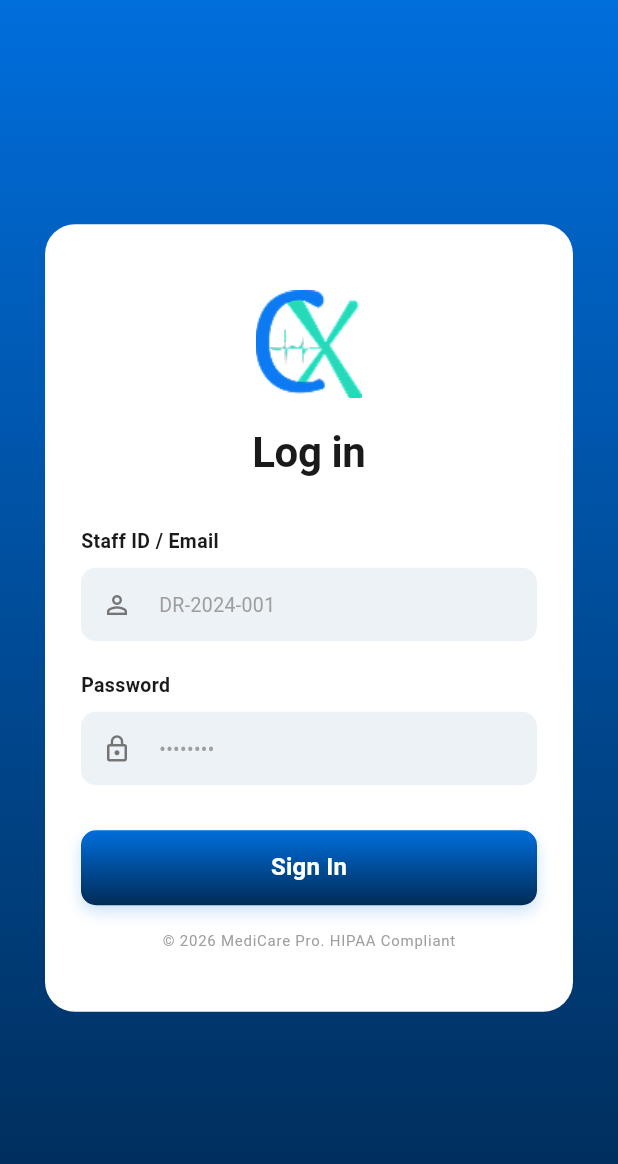
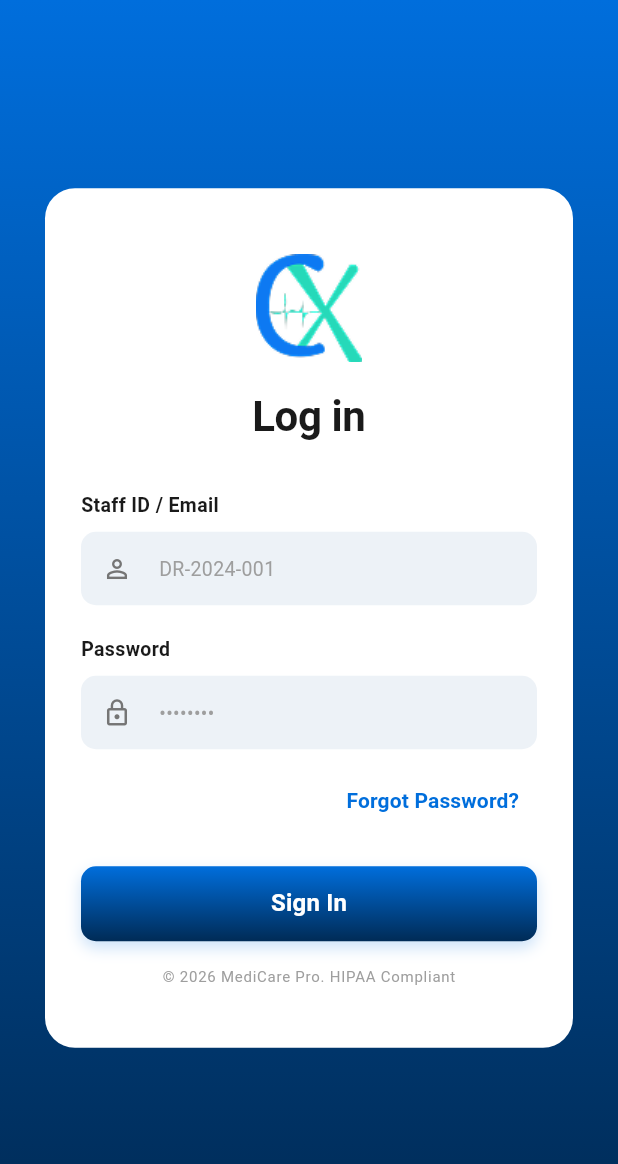
Before and after one commit to mumenabdelkader/cortexia, a Flutter app: the LoginScreen screen opened directly, on a phone screen of 412 x 824 dp. Shown: the top 1164 px of the screen. Run offline on Flutter 3.47's test engine with Material 3 defaults, Android fonts, the phone set to English and light mode, and no system bars; our stand-ins replace bloc, dio, flutter_bloc, flutter_screenutil, flutter_secure_storage, get_it and 2 more; accounts and stored records are empty; generated files the repository leaves out were written again.

Commit message:
Add forgot password functionality with API integration and UI updates

```diff
--- a/lib/core/routing/app_router.dart
+++ b/lib/core/routing/app_router.dart
@@ -2,6 +2,7 @@
 // Dependency Injection
 import 'package:flutter/material.dart';
 import '../../welcome_screens.dart';
+import 'package:cortexia/features/authentication/presentation/ui/forgot_password_screen.dart';
 import '../../features/patient/presentation/ui/clinical_notes_screen.dart';
 import '../../features/patient/presentation/ui/fluid_balance_screen.dart';
 import '../../features/patient/presentation/ui/lab_results_screen.dart';
@@ -17,6 +18,10 @@ class AppRouter {
         return MaterialPageRoute(
           builder:
               (_) => WelcomeScreen()
+        );
+      case Routes.forgotPasswordScreen:
+        return MaterialPageRoute(
+          builder: (_) => const ForgotPasswordScreen(),
         );
       case Routes.clinicalNotesScreen:
         return MaterialPageRoute(
--- a/lib/core/routing/routes.dart
+++ b/lib/core/routing/routes.dart
@@ -25,6 +25,7 @@ class Routes {
   static const String editAccountScreen =
       '/edit-Account'; // Edit Address screen
   static const String updatePasswordScreen = '/update-password';
+  static const String forgotPasswordScreen = '/forgot-password'; // Forgot password screen
   static const String offersManagementScreen = '/offers'; // Offers screen
   static const String productsManagementScreen =
       '/products-management'; // Products Management screen
--- a/lib/features/authentication/data/apis/auth_service.dart
+++ b/lib/features/authentication/data/apis/auth_service.dart
@@ -3,6 +3,8 @@ import 'package:retrofit/retrofit.dart';
 import 'package:cortexia/core/networking/api_constants.dart';
 import 'package:cortexia/features/authentication/data/models/login_request_model.dart';
 import 'package:cortexia/features/authentication/data/models/login_response_model.dart';
+import 'package:cortexia/features/authentication/data/models/forgot_password_request_body.dart';
+import 'package:cortexia/features/authentication/data/models/forgot_password_response_body.dart';
 
 part 'auth_service.g.dart';
 @RestApi(baseUrl: ApiConstants.baseUrl)
@@ -11,4 +13,8 @@ abstract class AuthService {
 
   @POST(ApiConstants.login)
   Future<LoginResponseModel> login(@Body() LoginRequestModel loginRequest);
+
+  @POST(ApiConstants.forgotPassword)
+  Future<ForgotPasswordResponseBody> forgotPassword(
+      @Body() ForgotPasswordRequestBody forgotPasswordRequestBody);
 }
--- a/lib/features/authentication/domain/repo/repo_interface.dart
+++ b/lib/features/authentication/domain/repo/repo_interface.dart
@@ -1,12 +1,18 @@
 import '../../../../core/networking/api_result.dart';
 import '../../data/models/login_request_model.dart';
 import '../../data/models/login_response_model.dart';
+import '../../data/models/forgot_password_request_body.dart';
+import '../../data/models/forgot_password_response_body.dart';
 
 abstract class AuthRepoInterface {
   Future<ApiResult<LoginResponseModel>> login(
       LoginRequestModel loginRequest,
       );
 
+  Future<ApiResult<ForgotPasswordResponseBody>> forgotPassword(
+      ForgotPasswordRequestBody forgotPasswordRequest,
+      );
+
 // تقدر تضيف هنا أي عمليات تانية متعلقة بالـ Auth مستقبلاً
 // Future<ApiResult<void>> logout();
 // Future<ApiResult<LoginResponseModel>> register(RegisterRequestModel registerRequest);
--- a/lib/features/authentication/presentation/ui/login_screen.dart
+++ b/lib/features/authentication/presentation/ui/login_screen.dart
@@ -2,6 +2,7 @@ import 'package:cortexia/core/di/dependency_injection.dart';
 import 'package:cortexia/core/routing/routes.dart';
 import 'package:cortexia/core/widgets/custom_elevated_button.dart';
 import 'package:cortexia/core/widgets/custom_form_field.dart';
+import 'package:cortexia/core/routing/routes.dart';
 import 'package:cortexia/features/authentication/domain/repo/repo_interface.dart';
 import 'package:cortexia/features/authentication/presentation/controllers/login_cubit.dart';
 import 'package:flutter/material.dart';
@@ -106,7 +107,24 @@ class LoginScreen extends StatelessWidget {
                                     return null;
                                   },
                                 ),
-                                const SizedBox(height: 30),
+                                const SizedBox(height: 10),
+
+                                Align(
+                                  alignment: Alignment.centerRight,
+                                  child: TextButton(
+                                    onPressed: () {
+                                      Navigator.pushNamed(context, Routes.forgotPasswordScreen);
+                                    },
+                                    child: const Text(
+                                      "Forgot Password?",
+                                      style: TextStyle(
+                                        color: AppColors.primaryBlue,
+                                        fontWeight: FontWeight.bold,
+                                      ),
+                                    ),
+                                  ),
+                                ),
+                                const SizedBox(height: 20),
 
                                 // زرار تسجيل الدخول مع حالة التحميل
                                 BlocBuilder<LoginCubit, LoginState>(
```
Also changed, not shown: lib/core/networking/api_error_handler.dart (+27 -5 lines), lib/features/authentication/data/repo/repo_imp.dart (+13 -0 lines), lib/features/authentication/data/apis/auth_service.g.dart, pubspec.lock.
